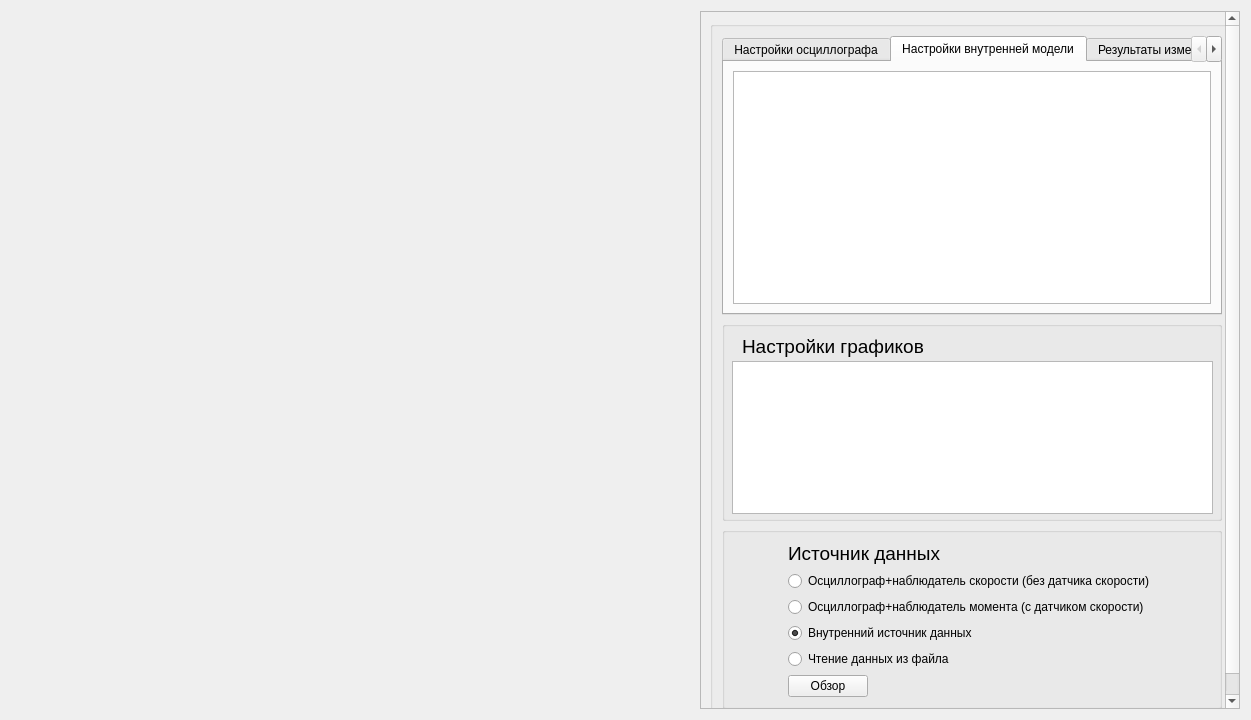
Ivanos121/ImView, file untitled/electromagn.ui: the form before one commit.
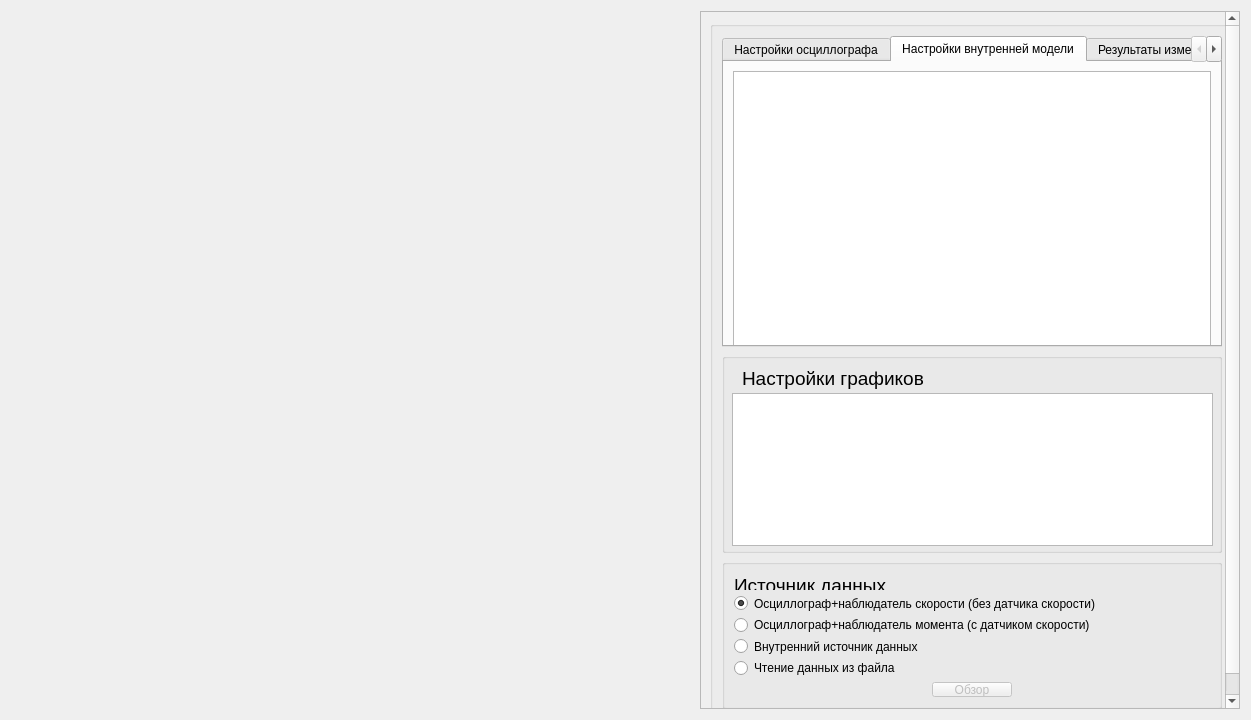
The form after the commit. Custom widgets are drawn as their Qt base class.

```diff
--- a/untitled/electromagn.ui
+++ b/untitled/electromagn.ui
@@ -112,6 +112,18 @@
              <layout class="QGridLayout" name="gridLayout_3">
               <item row="0" column="0">
                <widget class="QTableWidget" name="tableWidget_3">
+                <property name="sizePolicy">
+                 <sizepolicy hsizetype="Expanding" vsizetype="Fixed">
+                  <horstretch>0</horstretch>
+                  <verstretch>0</verstretch>
+                 </sizepolicy>
+                </property>
+                <property name="minimumSize">
+                 <size>
+                  <width>0</width>
+                  <height>400</height>
+                 </size>
+                </property>
                 <property name="alternatingRowColors">
                  <bool>true</bool>
                 </property>
@@ -265,12 +277,15 @@
                 <string>Внутренний источник данных</string>
                </property>
                <property name="checked">
-                <bool>true</bool>
+                <bool>false</bool>
                </property>
               </widget>
              </item>
-             <item row="7" column="0">
+             <item row="7" column="0" alignment="Qt::AlignHCenter">
               <widget class="QPushButton" name="pushButton_2">
+               <property name="enabled">
+                <bool>false</bool>
+               </property>
                <property name="sizePolicy">
                 <sizepolicy hsizetype="Fixed" vsizetype="Fixed">
                  <horstretch>0</horstretch>
@@ -288,7 +303,7 @@
                 <string>Осциллограф+наблюдатель скорости (без датчика скорости)</string>
                </property>
                <property name="checked">
-                <bool>false</bool>
+                <bool>true</bool>
                </property>
               </widget>
              </item>
```
